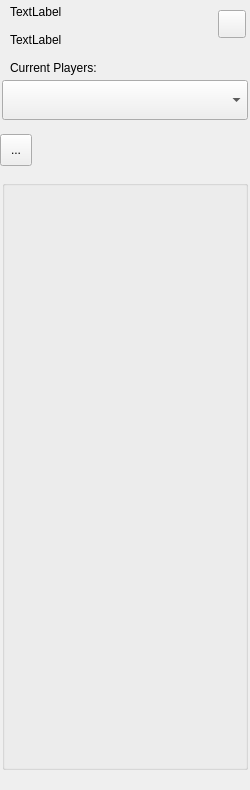
Above: client/editor/map_editor.ui from longturn/freeciv21 before the change. Below: the same form after it.
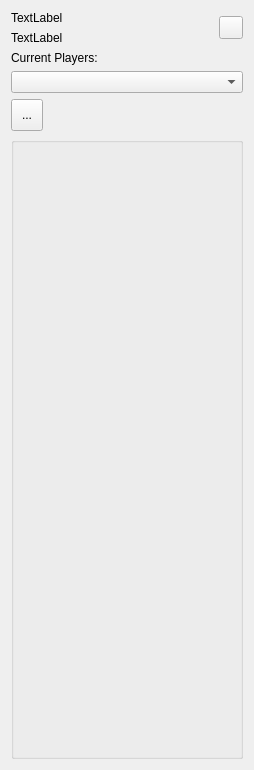
That is the form after the change.

Commit message:
Fix layout issues with the editor widget
* Use a grid layout instead of manually placing widgets
* Turn the close button to a QToolButton so it remains square
* Resize the panel when the page_game receives a layout request (same as
  with the city dialog and other panels)

The edit to the form file:
```diff
--- a/client/editor/map_editor.ui
+++ b/client/editor/map_editor.ui
@@ -6,8 +6,8 @@
    <rect>
     <x>0</x>
     <y>0</y>
-    <width>250</width>
-    <height>790</height>
+    <width>254</width>
+    <height>770</height>
    </rect>
   </property>
   <property name="sizePolicy">
@@ -19,15 +19,8 @@
   <property name="windowTitle">
    <string>Form</string>
   </property>
-  <widget class="QWidget" name="verticalLayoutWidget">
-   <property name="geometry">
-    <rect>
-     <x>10</x>
-     <y>0</y>
-     <width>201</width>
-     <height>51</height>
-    </rect>
-   </property>
+  <layout class="QGridLayout" name="gridLayout">
+   <item row="0" column="0">
    <layout class="QVBoxLayout" name="vlayout_status_labels">
     <item>
      <widget class="QLabel" name="label_title">
@@ -44,29 +37,38 @@
      </widget>
     </item>
    </layout>
-  </widget>
-  <widget class="QPushButton" name="but_close">
-   <property name="geometry">
-    <rect>
-     <x>218</x>
-     <y>10</y>
-     <width>28</width>
-     <height>28</height>
-    </rect>
-   </property>
+   </item>
+   <item row="0" column="1">
+    <widget class="QToolButton" name="but_close">
    <property name="text">
     <string/>
    </property>
   </widget>
-  <widget class="QWidget" name="gridLayoutWidget">
-   <property name="geometry">
-    <rect>
-     <x>0</x>
-     <y>130</y>
-     <width>251</width>
-     <height>41</height>
-    </rect>
-   </property>
+   </item>
+   <item row="1" column="0">
+    <widget class="QLabel" name="label_players">
+     <property name="text">
+      <string>Current Players:</string>
+     </property>
+    </widget>
+   </item>
+   <item row="2" column="0" colspan="2">
+    <widget class="QComboBox" name="combo_players">
+     <property name="insertPolicy">
+      <enum>QComboBox::InsertAlphabetically</enum>
+     </property>
+     <property name="iconSize">
+      <size>
+       <width>32</width>
+       <height>32</height>
+      </size>
+     </property>
+     <property name="modelColumn">
+      <number>0</number>
+     </property>
+    </widget>
+   </item>
+   <item row="3" column="0" colspan="2">
    <layout class="QGridLayout" name="glayout_tools">
     <item row="0" column="0">
      <widget class="QToolButton" name="tbut_tool_tile">
@@ -95,16 +97,9 @@
      </spacer>
     </item>
    </layout>
-  </widget>
+   </item>
+   <item row="4" column="0" colspan="2">
   <widget class="QGroupBox" name="qGroupBox_tools">
-   <property name="geometry">
-    <rect>
-     <x>2</x>
-     <y>180</y>
-     <width>246</width>
-     <height>590</height>
-    </rect>
-   </property>
    <layout class="QVBoxLayout" name="vlayout_tools">
     <property name="leftMargin">
      <number>5</number>
@@ -126,41 +121,8 @@
     </item>
    </layout>
   </widget>
-  <widget class="QComboBox" name="combo_players">
-   <property name="geometry">
-    <rect>
-     <x>2</x>
-     <y>80</y>
-     <width>246</width>
-     <height>40</height>
-    </rect>
-   </property>
-   <property name="insertPolicy">
-    <enum>QComboBox::InsertAlphabetically</enum>
-   </property>
-   <property name="iconSize">
-    <size>
-     <width>32</width>
-     <height>32</height>
-    </size>
-   </property>
-   <property name="modelColumn">
-    <number>0</number>
-   </property>
-  </widget>
-  <widget class="QLabel" name="label_players">
-   <property name="geometry">
-    <rect>
-     <x>10</x>
-     <y>60</y>
-     <width>140</width>
-     <height>16</height>
-    </rect>
-   </property>
-   <property name="text">
-    <string>Current Players:</string>
-   </property>
-  </widget>
+   </item>
+  </layout>
  </widget>
  <resources/>
  <connections/>
```
Lines whose indentation alone changed are shown as unchanged. The commit also changes 2 other files.
